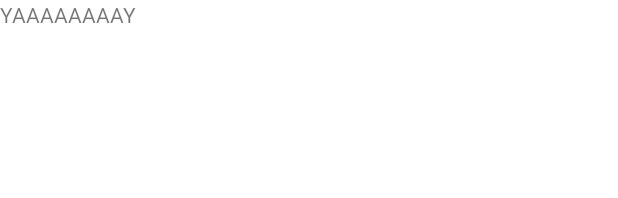
After one commit to Makayla-Williams53/FightingGame, an Android app: the layout activity_second.xml on its own in the app's theme, with its tools: preview values and no code run, on a phone screen of 412 x 824 dp. The commit adds this screen. Shown: the top 198 px of the screen. Run offline under Robolectric (Android 15) with nearby library versions, the phone set to English and light mode, and no system bars.

Commit message:
Added the second activity and the switches to it when the user confirms there character. This has been tested through toasts confirming the switching of screens.

```diff
--- a/app/src/main/AndroidManifest.xml
+++ b/app/src/main/AndroidManifest.xml
@@ -14,6 +14,9 @@
         android:theme="@style/Theme.Final"
         tools:targetApi="31">
         <activity
+            android:name=".SecondActivity"
+            android:exported="false" />
+        <activity
             android:name=".MainActivity"
             android:exported="true">
             <intent-filter>
--- /dev/null
+++ b/app/src/main/res/layout/activity_second.xml
@@ -0,0 +1,16 @@
+<?xml version="1.0" encoding="utf-8"?>
+<androidx.constraintlayout.widget.ConstraintLayout xmlns:android="http://schemas.android.com/apk/res/android"
+    xmlns:app="http://schemas.android.com/apk/res-auto"
+    xmlns:tools="http://schemas.android.com/tools"
+    android:layout_width="match_parent"
+    android:layout_height="match_parent"
+    tools:context=".SecondActivity">
+
+    <TextView
+        android:id="@+id/textView"
+        android:layout_width="wrap_content"
+        android:layout_height="wrap_content"
+        android:text="YAAAAAAAAY"
+        tools:layout_editor_absoluteX="190dp"
+        tools:layout_editor_absoluteY="261dp" />
+</androidx.constraintlayout.widget.ConstraintLayout>
```
Also changed, not shown: app/src/main/java/com/example/afinal/MainActivity.java (+20 -16 lines), app/src/main/java/com/example/afinal/SecondActivity.java (added, +22 -0 lines).
